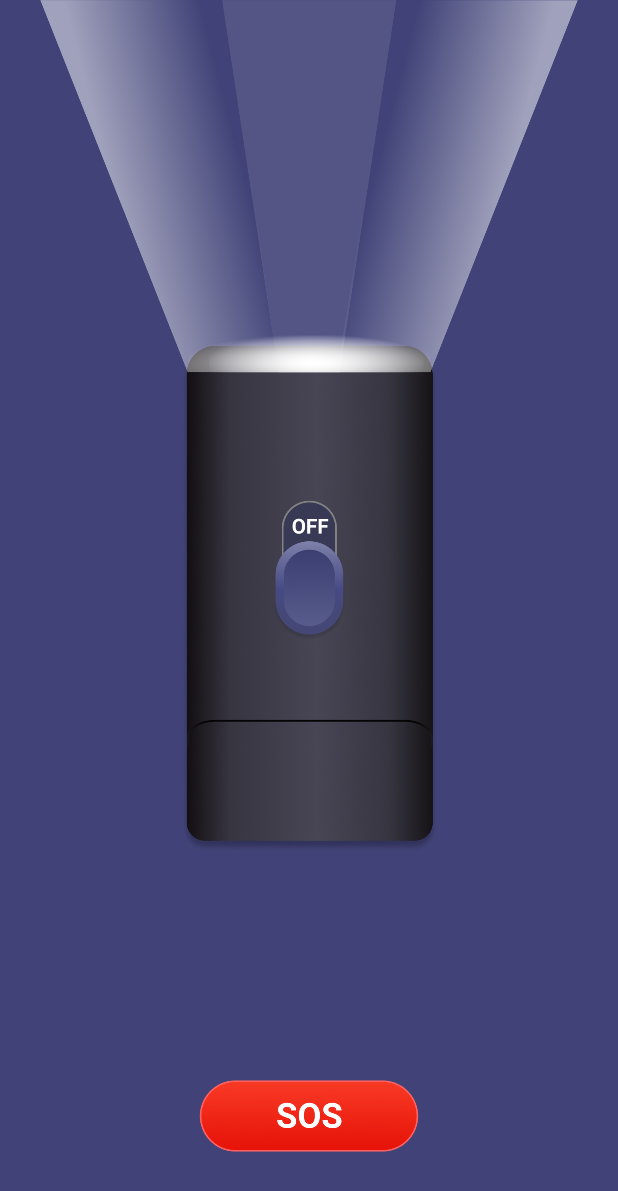
After one commit to dearhj/ToolBag, an Android app: the FlashlightActivity screen opened directly, with no data from a screen before it, on a phone screen of 412 x 824 dp. The commit adds this screen. Shown: the top 1191 px of the screen. Run offline under Robolectric (Android 15) with nearby library versions, the phone set to English and light mode, and no system bars.

Commit message:
手电筒功能实现

```diff
--- /dev/null
+++ b/app/src/main/java/com/android/toolbag/item/FlashlightActivity.kt
@@ -0,0 +1,102 @@
+package com.android.toolbag.item
+
+import android.content.Context
+import android.hardware.camera2.CameraManager
+import android.hardware.camera2.CameraManager.TorchCallback
+import android.media.AudioAttributes
+import android.media.SoundPool
+import android.os.Build
+import android.os.Bundle
+import android.os.Handler
+import android.os.Looper
+import android.view.View
+import android.widget.ImageView
+import androidx.appcompat.app.AppCompatActivity
+import androidx.core.view.WindowCompat
+import com.android.toolbag.R
+
+
+class FlashlightActivity : AppCompatActivity() {
+    private var cameraManager: CameraManager? = null
+    private var torchCallback: MyTorchCallback? = null
+    private var torchStatus = false
+    private var flashLightButton: ImageView? = null
+    private var flashLight: ImageView? = null
+    private var mSoundPool: SoundPool? = null
+    private var mVoiceId = 0
+    private var lastChangeTime = 0L
+
+
+    override fun onCreate(savedInstanceState: Bundle?) {
+        super.onCreate(savedInstanceState)
+        setContentView(R.layout.activity_flashlight)
+
+        if (Build.VERSION.SDK_INT >= Build.VERSION_CODES.R) {
+            WindowCompat.setDecorFitsSystemWindows(window, false)
+            window.isNavigationBarContrastEnforced = false
+        }
+        flashLightButton = findViewById(R.id.button_on_off)
+        flashLight = findViewById(R.id.light)
+        mSoundPool = null
+
+        torchCallback = MyTorchCallback {
+            if (System.currentTimeMillis() - lastChangeTime > 100) {
+                lastChangeTime = System.currentTimeMillis()
+                torchStatus = it
+                if (it) {
+                    flashLightButton?.setImageResource(R.drawable.ic_flash_on)
+                    flashLight?.visibility = View.VISIBLE
+                } else {
+                    flashLightButton?.setImageResource(R.drawable.ic_flash_off)
+                    flashLight?.visibility = View.GONE
+                }
+            }
+        }
+        cameraManager = getSystemService(Context.CAMERA_SERVICE) as CameraManager
+        cameraManager?.registerTorchCallback(torchCallback!!, Handler(Looper.getMainLooper()))
+        flashLightButton?.setOnClickListener {
+            if (torchStatus) cameraManager?.setTorchMode("0", false)
+            else cameraManager?.setTorchMode("0", true)
+            playSoundEffect()
+        }
+
+    }
+
+    override fun onDestroy() {
+        super.onDestroy()
+        try {
+            cameraManager?.unregisterTorchCallback(torchCallback!!)
+            torchCallback = null
+            if (mSoundPool != null) mSoundPool?.release()
+        } catch (e: Exception) {
+            e.printStackTrace()
+        }
+    }
+
+    private fun playSoundEffect() {
+        if (mSoundPool == null) {
+            val builder = SoundPool.Builder()
+            builder.setMaxStreams(1)
+            val builder2 = AudioAttributes.Builder()
+            builder2.setLegacyStreamType(3)
+            builder.setAudioAttributes(builder2.build())
+            val build = builder.build()
+            mSoundPool = build
+            mVoiceId = build.load(this, R.raw.sound, 1)
+            mSoundPool?.setOnLoadCompleteListener { _, _, i2 ->
+                if (i2 == 0) {
+                    mSoundPool?.play(mVoiceId, 1.0f, 1.0f, 1, 0, 1.0f)
+                }
+            }
+            return
+        }
+        mSoundPool?.play(this.mVoiceId, 1.0f, 1.0f, 1, 0, 1.0f)
+    }
+
+
+    class MyTorchCallback(private val status: (Boolean) -> Unit) : TorchCallback() {
+        override fun onTorchModeChanged(cameraId: String, enabled: Boolean) {
+            status(enabled)
+        }
+    }
+}
--- a/app/src/main/java/com/android/toolbag/widget/LineGridView.java
+++ b/app/src/main/java/com/android/toolbag/widget/LineGridView.java
@@ -25,7 +25,7 @@ public class LineGridView extends GridView {
         // 获取子项总数
         int childCount = getChildCount();
         Paint paint = new Paint();
-        paint.setStrokeWidth(5.0f);
+        paint.setStrokeWidth(3.0f);
         paint.setStyle(Paint.Style.STROKE);
         paint.setColor(Color.GRAY);
         int lastLineCount = childCount % lineCount;
--- /dev/null
+++ b/app/src/main/res/layout/activity_flashlight.xml
@@ -0,0 +1,48 @@
+<?xml version="1.0" encoding="utf-8"?>
+<RelativeLayout xmlns:android="http://schemas.android.com/apk/res/android"
+    xmlns:tools="http://schemas.android.com/tools"
+    android:layout_width="match_parent"
+    android:layout_height="match_parent"
+    android:background="@color/flash_blue"
+    android:fitsSystemWindows="true">
+
+
+    <ImageView
+        android:id="@+id/body"
+        android:layout_width="match_parent"
+        android:layout_height="338dp"
+        android:layout_marginTop="230dp"
+        android:src="@drawable/ic_flash_light_body"
+        android:layout_centerHorizontal="true"
+        tools:ignore="ContentDescription" />
+
+    <ImageView
+        android:id="@+id/light"
+        android:layout_width="wrap_content"
+        android:layout_height="260dp"
+        android:layout_alignParentTop="true"
+        android:layout_centerHorizontal="true"
+        android:src="@drawable/ic_bright_light"
+        tools:ignore="ContentDescription" />
+
+    <ImageView
+        android:id="@+id/button_on_off"
+        android:layout_width="50dp"
+        android:layout_height="120dp"
+        android:layout_marginTop="320dp"
+        android:src="@drawable/ic_flash_off"
+        android:layout_centerHorizontal="true"
+        tools:ignore="ContentDescription" />
+
+    <ImageView
+        android:id="@+id/sos_button"
+        android:layout_width="200dp"
+        android:layout_height="100dp"
+        android:layout_alignParentBottom="true"
+        android:layout_centerHorizontal="true"
+        android:layout_marginBottom="30dp"
+        android:src="@drawable/icon_sos_off"
+        tools:ignore="ContentDescription" />
+
+
+</RelativeLayout>
--- a/app/src/main/res/values/colors.xml
+++ b/app/src/main/res/values/colors.xml
@@ -2,4 +2,5 @@
 <resources>
     <color name="black">#FF000000</color>
     <color name="white">#FFFFFFFF</color>
+    <color name="flash_blue">#FF414378</color>
 </resources>
```
Also changed, not shown: app/build.gradle.kts (+13 -4 lines), app/src/main/AndroidManifest.xml (+16 -1 lines), app/src/main/java/com/android/toolbag/MainActivity.kt (+47 -4 lines), app/src/main/res/drawable/ic_bright_light.png (added), app/src/main/res/drawable/ic_flash_light_body.png (added), app/src/main/res/drawable/ic_flash_off.png (added), app/src/main/res/drawable/ic_flash_on.png (added), app/src/main/res/drawable/icon_sos_off.png (added), app/src/main/res/drawable/icon_sos_on.png (added), 1 other file.
